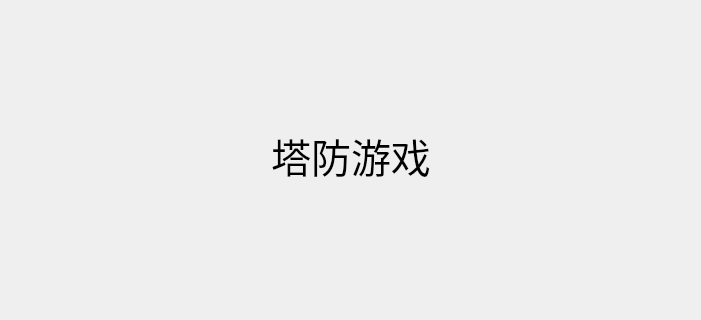
Loganloxsins/Inner-TD-Tale, file forms/mainwindow.ui: the form before one commit; both pictures show x 149 to 850 and y 186 to 506 of the 1000 by 800 pixel window.
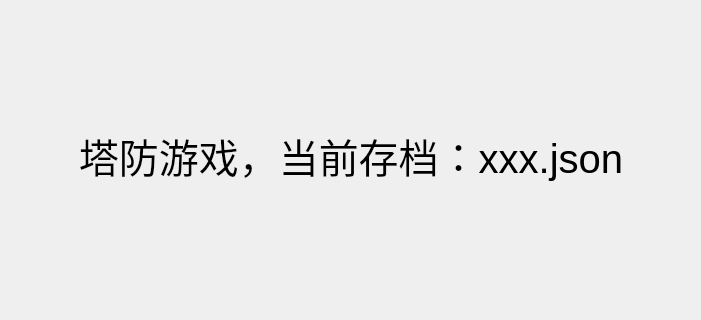
The form after the commit.

Diff of the .ui file:
```diff
--- a/forms/mainwindow.ui
+++ b/forms/mainwindow.ui
@@ -23,7 +23,7 @@
        </font>
       </property>
       <property name="text">
-       <string>塔防游戏</string>
+       <string>塔防游戏，当前存档：xxx.json</string>
       </property>
       <property name="alignment">
        <set>Qt::AlignCenter</set>
```
